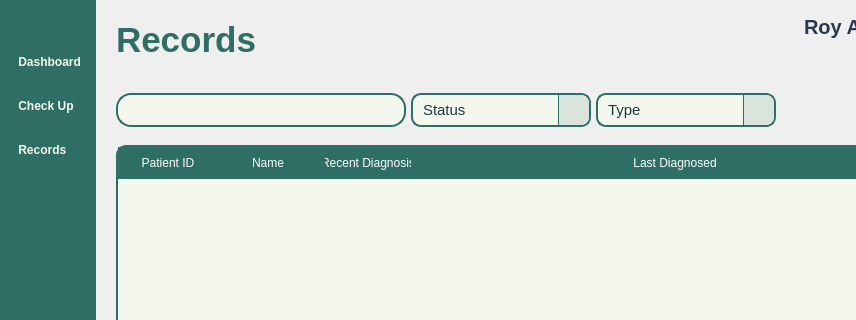
The window that Views/Doctor_CheckUpList.ui (VinsmokeSanji69/COVACHA_CLINIC_SYSTEM) describes before a commit, drawn with Qt 5; both pictures show x 0 to 856 and y 0 to 320 of the 1074 by 748 pixel window.
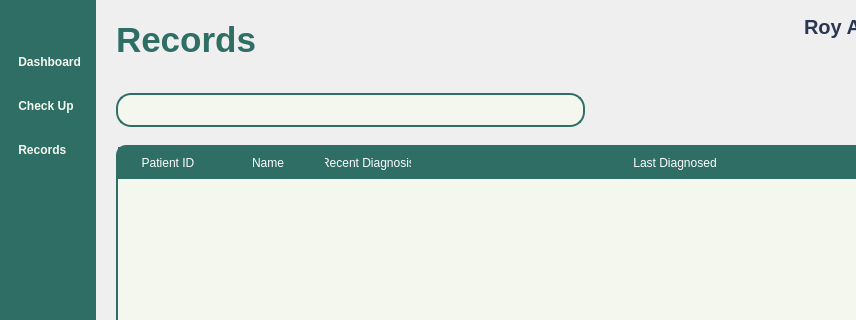
The same window after the commit. Icons and pictures are not drawn.

```diff
--- a/Views/Doctor_CheckUpList.ui
+++ b/Views/Doctor_CheckUpList.ui
@@ -605,7 +605,10 @@
                 <number>5</number>
                </property>
                <item>
-                <widget class="QPushButton" name="Icon">
+                <widget class="QLineEdit" name="Search"/>
+               </item>
+               <item>
+                <widget class="QPushButton" name="SearchIcon">
                  <property name="text">
                   <string/>
                  </property>
@@ -621,57 +624,9 @@
                  </property>
                 </widget>
                </item>
-               <item>
-                <widget class="QLineEdit" name="Search"/>
-               </item>
               </layout>
              </widget>
             </item>
-            <item>
-             <widget class="QComboBox" name="StatusBox">
-              <property name="sizePolicy">
-               <sizepolicy hsizetype="Preferred" vsizetype="Fixed">
-                <horstretch>0</horstretch>
-                <verstretch>0</verstretch>
-               </sizepolicy>
-              </property>
-              <property name="minimumSize">
-               <size>
-                <width>180</width>
-                <height>0</height>
-               </size>
-              </property>
-              <property name="styleSheet">
-               <string notr="true"/>
-              </property>
-              <property name="editable">
-               <bool>false</bool>
-              </property>
-              <item>
-               <property name="text">
-                <string>Status</string>
-               </property>
-              </item>
-             </widget>
-            </item>
-            <item>
-             <widget class="QComboBox" name="TypeBox">
-              <property name="minimumSize">
-               <size>
-                <width>180</width>
-                <height>0</height>
-               </size>
-              </property>
-              <property name="styleSheet">
-               <string notr="true"/>
-              </property>
-              <item>
-               <property name="text">
-                <string>Type</string>
-               </property>
-              </item>
-             </widget>
-            </item>
             <item>
              <spacer name="horizontalSpacer_4">
               <property name="orientation">
```
